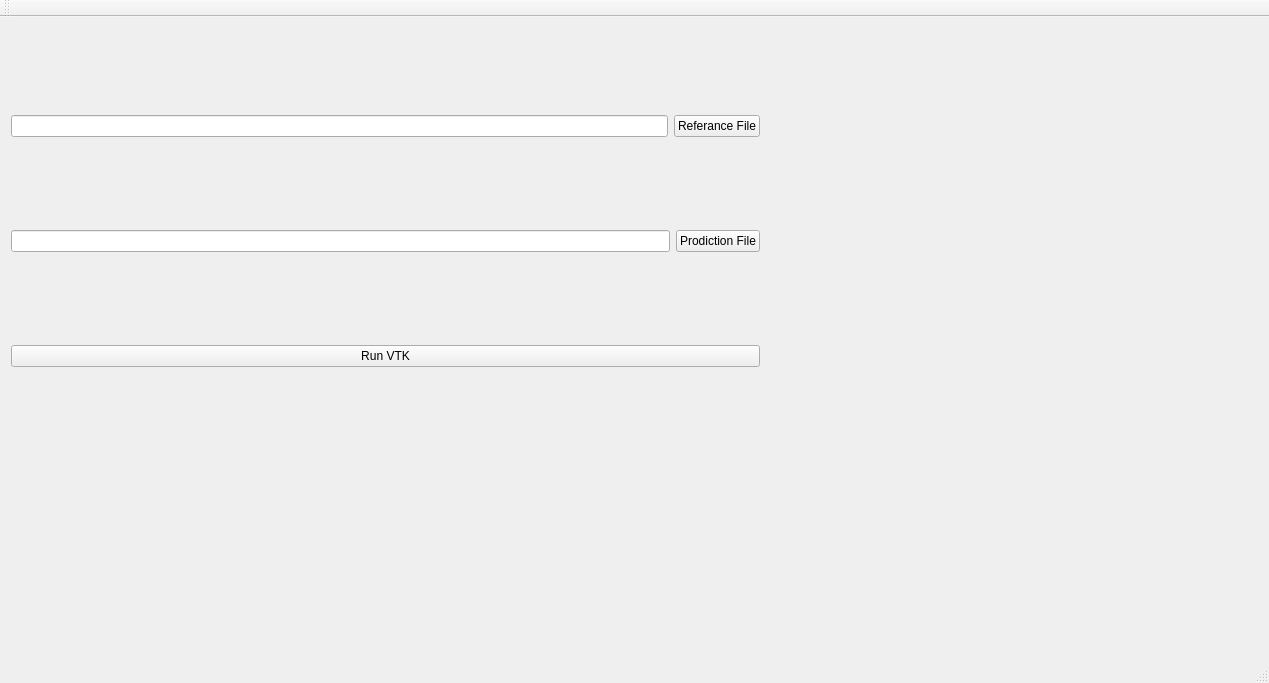
Old version of the form Comparisoft/QT/Comparisoft/mainwindow.ui in the repository zifangah/Capstone3DModelling.
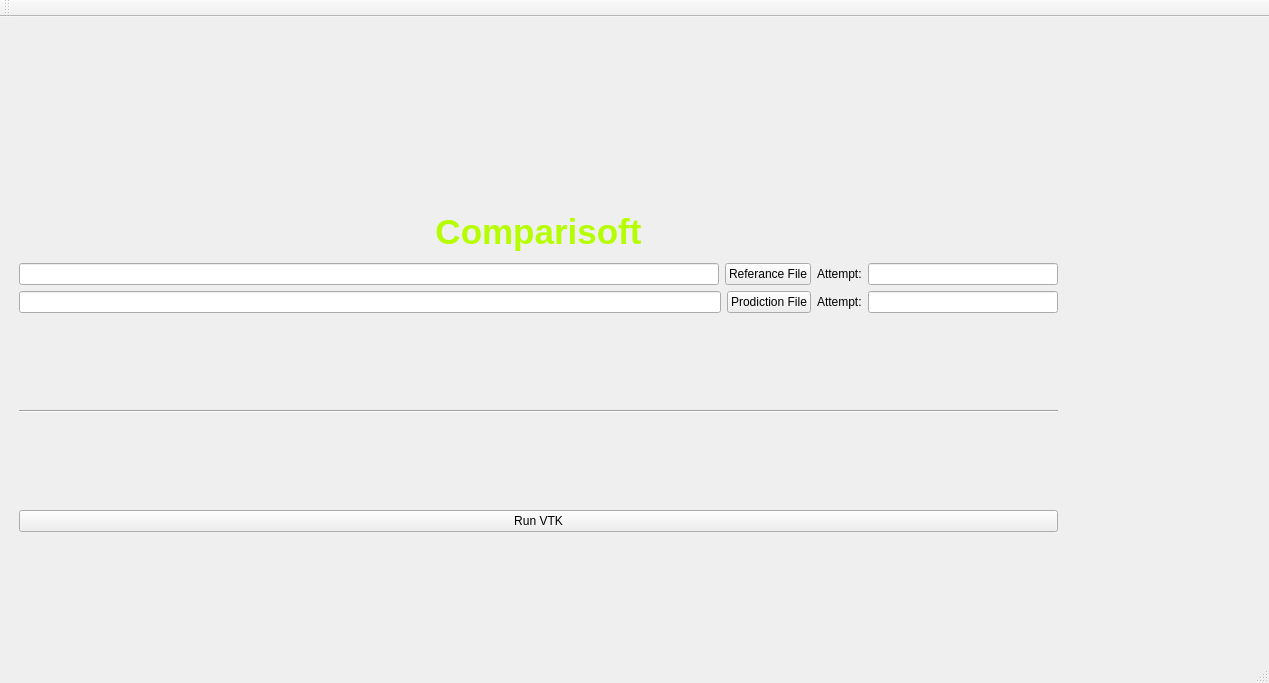
New version of the form.

The edit to the form file:
```diff
--- a/Comparisoft/QT/Comparisoft/mainwindow.ui
+++ b/Comparisoft/QT/Comparisoft/mainwindow.ui
@@ -14,20 +14,62 @@
    <string>MainWindow</string>
   </property>
   <widget class="QWidget" name="centralWidget">
-   <widget class="QWidget" name="verticalLayoutWidget">
+   <widget class="QStackedWidget" name="stackedWidget">
     <property name="geometry">
      <rect>
-      <x>0</x>
-      <y>0</y>
-      <width>771</width>
-      <height>451</height>
+      <x>-1</x>
+      <y>-1</y>
+      <width>1071</width>
+      <height>631</height>
      </rect>
     </property>
+    <widget class="QWidget" name="page">
+     <widget class="QWidget" name="verticalLayoutWidget_2">
+      <property name="geometry">
+       <rect>
+        <x>9</x>
+        <y>89</y>
+        <width>1061</width>
+        <height>531</height>
+       </rect>
+      </property>
+      <layout class="QVBoxLayout" name="verticalLayout_2">
+       <item>
+        <layout class="QVBoxLayout" name="verticalLayout_5">
+         <item>
+          <widget class="QLabel" name="label">
+           <property name="maximumSize">
+            <size>
+             <width>16777215</width>
+             <height>50</height>
+            </size>
+           </property>
+           <property name="text">
+            <string>&lt;html&gt;&lt;head/&gt;&lt;body&gt;&lt;p&gt;&lt;span style=&quot; font-size:26pt; font-weight:600; color:#b6fd01;&quot;&gt;Comparisoft&lt;/span&gt;&lt;/p&gt;&lt;/body&gt;&lt;/html&gt;</string>
+           </property>
+           <property name="textFormat">
+            <enum>Qt::RichText</enum>
+           </property>
+           <property name="alignment">
+            <set>Qt::AlignCenter</set>
+           </property>
+          </widget>
+         </item>
+         <item>
+          <layout class="QHBoxLayout" name="horizontalLayout_3">
+           <item>
     <layout class="QVBoxLayout" name="verticalLayout">
      <item>
       <layout class="QHBoxLayout" name="horizontalLayout">
        <item>
-        <widget class="QLineEdit" name="ReferanceFileText"/>
+                <widget class="QLineEdit" name="ReferanceFileText">
+                 <property name="minimumSize">
+                  <size>
+                   <width>700</width>
+                   <height>0</height>
+                  </size>
+                 </property>
+                </widget>
        </item>
        <item>
         <widget class="QPushButton" name="Referance_File_Button">
@@ -52,6 +94,56 @@
        </item>
       </layout>
      </item>
+            </layout>
+           </item>
+           <item>
+            <layout class="QVBoxLayout" name="verticalLayout_4">
+             <item>
+              <layout class="QHBoxLayout" name="horizontalLayout_4">
+               <item>
+                <widget class="QLabel" name="label_2">
+                 <property name="text">
+                  <string>Attempt:</string>
+                 </property>
+                </widget>
+               </item>
+               <item>
+                <widget class="QLineEdit" name="lineEdit"/>
+               </item>
+              </layout>
+             </item>
+             <item>
+              <layout class="QHBoxLayout" name="horizontalLayout_5">
+               <item>
+                <widget class="QLabel" name="label_3">
+                 <property name="text">
+                  <string>Attempt:</string>
+                 </property>
+                </widget>
+               </item>
+               <item>
+                <widget class="QLineEdit" name="lineEdit_2"/>
+               </item>
+              </layout>
+             </item>
+            </layout>
+           </item>
+          </layout>
+         </item>
+        </layout>
+       </item>
+       <item>
+        <widget class="Line" name="line">
+         <property name="lineWidth">
+          <number>1</number>
+         </property>
+         <property name="orientation">
+          <enum>Qt::Horizontal</enum>
+         </property>
+        </widget>
+       </item>
+       <item>
+        <layout class="QVBoxLayout" name="verticalLayout_3">
      <item>
       <widget class="QPushButton" name="RunVTK">
        <property name="text">
@@ -60,6 +152,11 @@
       </widget>
      </item>
     </layout>
+       </item>
+      </layout>
+     </widget>
+    </widget>
+    <widget class="QWidget" name="page_2"/>
    </widget>
   </widget>
   <widget class="QMenuBar" name="menuBar">
```
Lines whose indentation alone changed are shown as unchanged.
